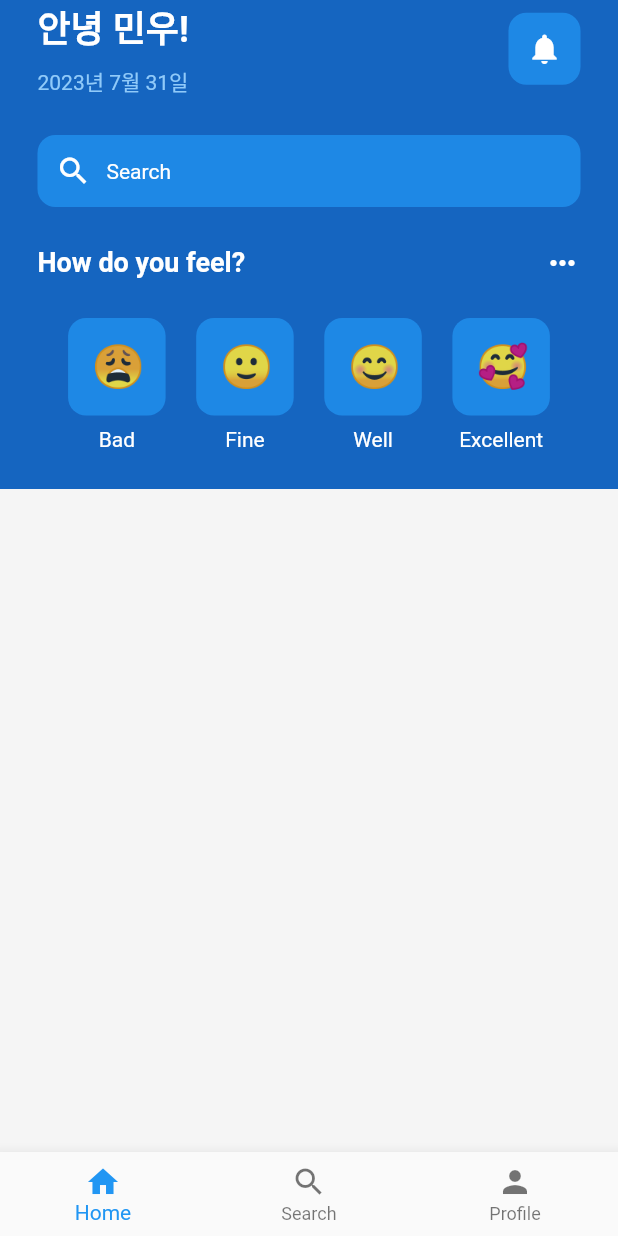
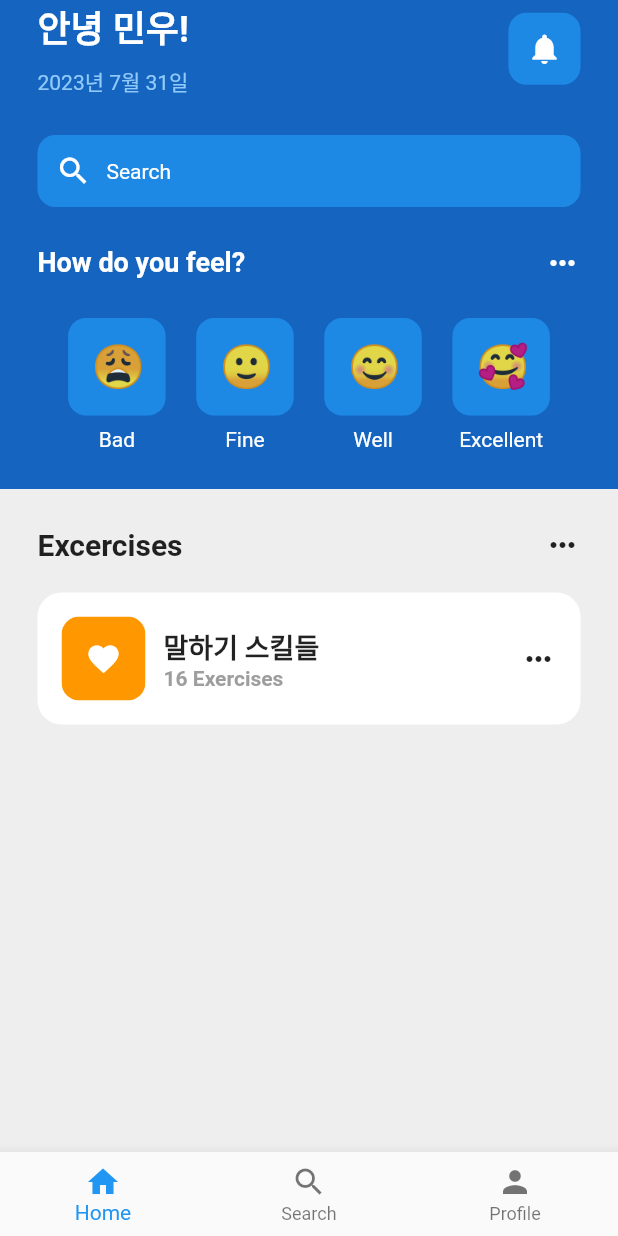
Before and after one commit to mwoo-git/praciceFlutterUI, a Flutter app: the screen it shows after launch, on a phone screen of 412 x 824 dp. Run offline on Flutter 3.47's test engine with Material 2 defaults, Android fonts, the phone set to English and light mode, and no system bars.

Commit message:
add: 엑서사이즈 타이틀 분리 직전까지 완료

```diff
--- a/lib/pages/home/view/home_page.dart
+++ b/lib/pages/home/view/home_page.dart
@@ -51,7 +51,80 @@ class _HomePageState extends State<HomePage> {
             ),
             Expanded(
               child: Container(
-                color: Colors.grey[100],
+                padding: EdgeInsets.all(25),
+                color: Colors.grey[200],
+                child: Center(
+                  child: Column(
+                    children: [
+                      // exercise heading
+                      Row(
+                        mainAxisAlignment: MainAxisAlignment.spaceBetween,
+                        children: [
+                          Text(
+                            'Excercises',
+                            style: TextStyle(
+                              fontWeight: FontWeight.bold,
+                              fontSize: 20,
+                            ),
+                          ),
+                          Icon(Icons.more_horiz)
+                        ],
+                      ),
+                      SizedBox(
+                        height: 20,
+                      ),
+                      // list
+                      Container(
+                          padding: EdgeInsets.all(16),
+                          decoration: BoxDecoration(
+                              color: Colors.white,
+                              borderRadius: BorderRadius.circular(16)),
+                          child: Row(
+                            mainAxisAlignment: MainAxisAlignment.spaceBetween,
+                            children: [
+                              Row(
+                                children: [
+                                  ClipRRect(
+                                    borderRadius: BorderRadius.circular(12),
+                                    child: Container(
+                                        padding: EdgeInsets.all(16),
+                                        color: Colors.orange,
+                                        child: Icon(Icons.favorite,
+                                        color: Colors.white,)),
+                                  ),
+                                  SizedBox(
+                                    width: 12,
+                                  ),
+                                  Column(
+                                    crossAxisAlignment:
+                                        CrossAxisAlignment.start,
+                                    children: [
+                                      Text(
+                                        '말하기 스킬들',
+                                        style: TextStyle(
+                                          fontWeight: FontWeight.bold,
+                                          fontSize: 18,
+                                        ),
+                                      ),
+                                      SizedBox(width: 5),
+                                      Text(
+                                        '16 Exercises',
+                                        style: TextStyle(
+                                          fontWeight: FontWeight.bold,
+                                          color: Colors.grey,
+                                          fontSize: 14,
+                                        ),
+                                      )
+                                    ],
+                                  ),
+                                ],
+                              ),
+                              Icon(Icons.more_horiz)
+                            ],
+                          ))
+                    ],
+                  ),
+                ),
               ),
             )
           ],
```
